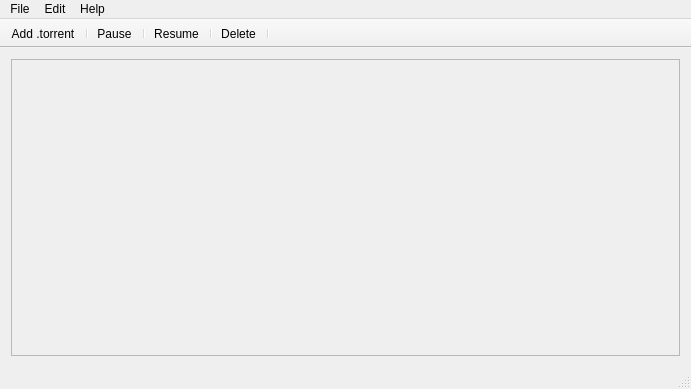
manox14/qtaria, file src/mainwindow.ui: the form before one commit.
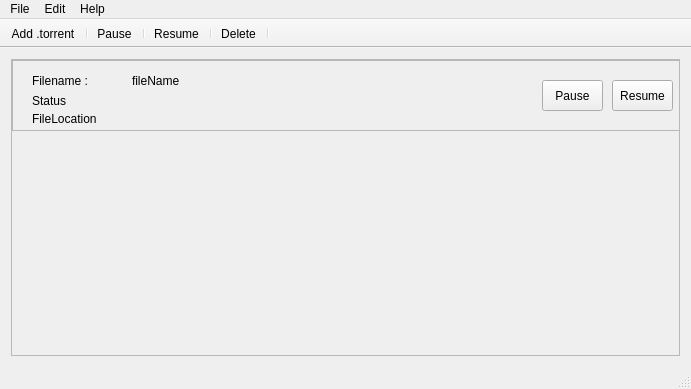
The form after the commit. Icons and pictures are not drawn.

Commit message: Added containers on the UI for downloads

```diff
--- a/src/mainwindow.ui
+++ b/src/mainwindow.ui
@@ -23,6 +23,8 @@
    </property>
    <layout class="QVBoxLayout" name="verticalLayout">
     <item>
+     <layout class="QGridLayout" name="gridLayout_3">
+      <item row="0" column="0">
      <widget class="QScrollArea" name="scrollArea">
       <property name="widgetResizable">
        <bool>true</bool>
@@ -32,17 +34,108 @@
         <rect>
          <x>0</x>
          <y>0</y>
+           <width>669</width>
+           <height>280</height>
+          </rect>
+         </property>
+         <widget class="QFrame" name="frame">
+          <property name="geometry">
+           <rect>
+            <x>0</x>
+            <y>0</y>
          <width>671</width>
-         <height>282</height>
-        </rect>
-       </property>
-       <layout class="QHBoxLayout" name="horizontalLayout">
-        <item>
-         <layout class="QVBoxLayout" name="verticalLayout_2"/>
-        </item>
-       </layout>
-      </widget>
-     </widget>
+            <height>71</height>
+           </rect>
+          </property>
+          <property name="frameShape">
+           <enum>QFrame::StyledPanel</enum>
+          </property>
+          <property name="frameShadow">
+           <enum>QFrame::Raised</enum>
+          </property>
+          <widget class="QLabel" name="FileLocation">
+           <property name="geometry">
+            <rect>
+             <x>20</x>
+             <y>50</y>
+             <width>441</width>
+             <height>17</height>
+            </rect>
+           </property>
+           <property name="text">
+            <string>FileLocation</string>
+           </property>
+          </widget>
+          <widget class="QPushButton" name="Pause">
+           <property name="geometry">
+            <rect>
+             <x>530</x>
+             <y>20</y>
+             <width>61</width>
+             <height>31</height>
+            </rect>
+           </property>
+           <property name="text">
+            <string>Pause</string>
+           </property>
+          </widget>
+          <widget class="QPushButton" name="Resume">
+           <property name="geometry">
+            <rect>
+             <x>600</x>
+             <y>20</y>
+             <width>61</width>
+             <height>31</height>
+            </rect>
+           </property>
+           <property name="text">
+            <string>Resume</string>
+           </property>
+          </widget>
+          <widget class="QLabel" name="Status">
+           <property name="geometry">
+            <rect>
+             <x>20</x>
+             <y>30</y>
+             <width>481</width>
+             <height>21</height>
+            </rect>
+           </property>
+           <property name="text">
+            <string>Status</string>
+           </property>
+          </widget>
+          <widget class="QLabel" name="filename_label">
+           <property name="geometry">
+            <rect>
+             <x>20</x>
+             <y>10</y>
+             <width>81</width>
+             <height>21</height>
+            </rect>
+           </property>
+           <property name="text">
+            <string>Filename :</string>
+           </property>
+          </widget>
+          <widget class="QLabel" name="fileName">
+           <property name="geometry">
+            <rect>
+             <x>120</x>
+             <y>10</y>
+             <width>391</width>
+             <height>21</height>
+            </rect>
+           </property>
+           <property name="text">
+            <string>fileName</string>
+           </property>
+          </widget>
+         </widget>
+        </widget>
+       </widget>
+      </item>
+     </layout>
     </item>
    </layout>
   </widget>
```
Lines whose indentation alone changed are shown as unchanged. The commit also changes 3 other files.
